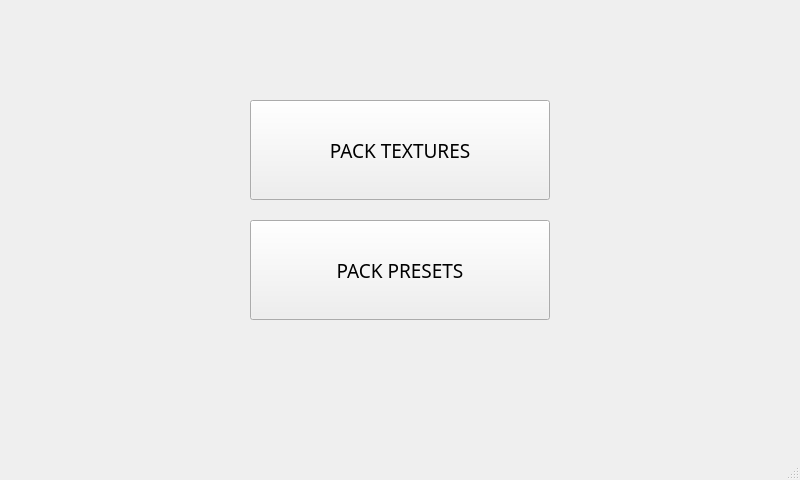
Old version of the form MainMenu.ui in the repository Markgundam/TexturePacker.
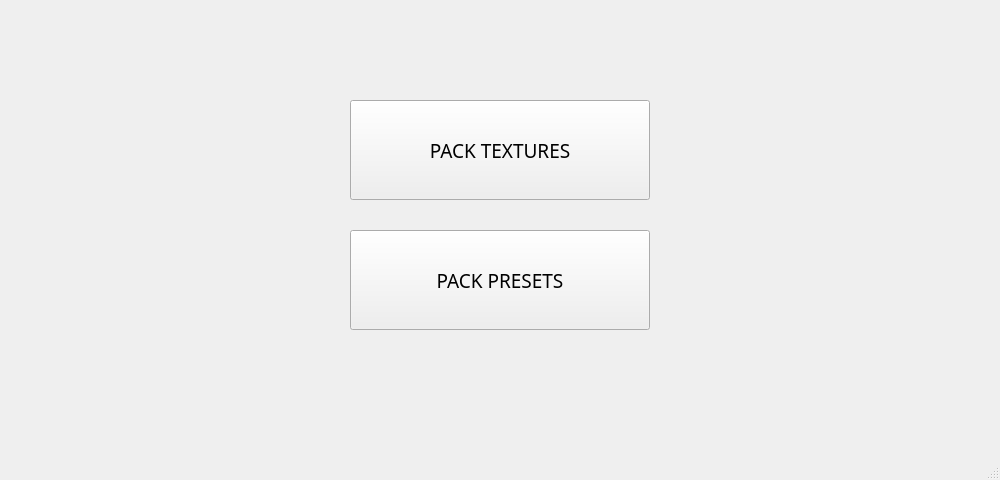
New version of the form.

```diff
--- a/MainMenu.ui
+++ b/MainMenu.ui
@@ -6,7 +6,7 @@
    <rect>
     <x>0</x>
     <y>0</y>
-    <width>800</width>
+    <width>1000</width>
     <height>480</height>
    </rect>
   </property>
@@ -23,8 +23,8 @@
    <widget class="QPushButton" name="PackPresetsButton">
     <property name="geometry">
      <rect>
-      <x>250</x>
-      <y>220</y>
+      <x>350</x>
+      <y>230</y>
       <width>300</width>
       <height>100</height>
      </rect>
@@ -42,7 +42,7 @@
    <widget class="QPushButton" name="PackTexturesButton">
     <property name="geometry">
      <rect>
-      <x>250</x>
+      <x>350</x>
       <y>100</y>
       <width>300</width>
       <height>100</height>
```
Left out of the diff: 4 changed lines with no effect on the pictures.
